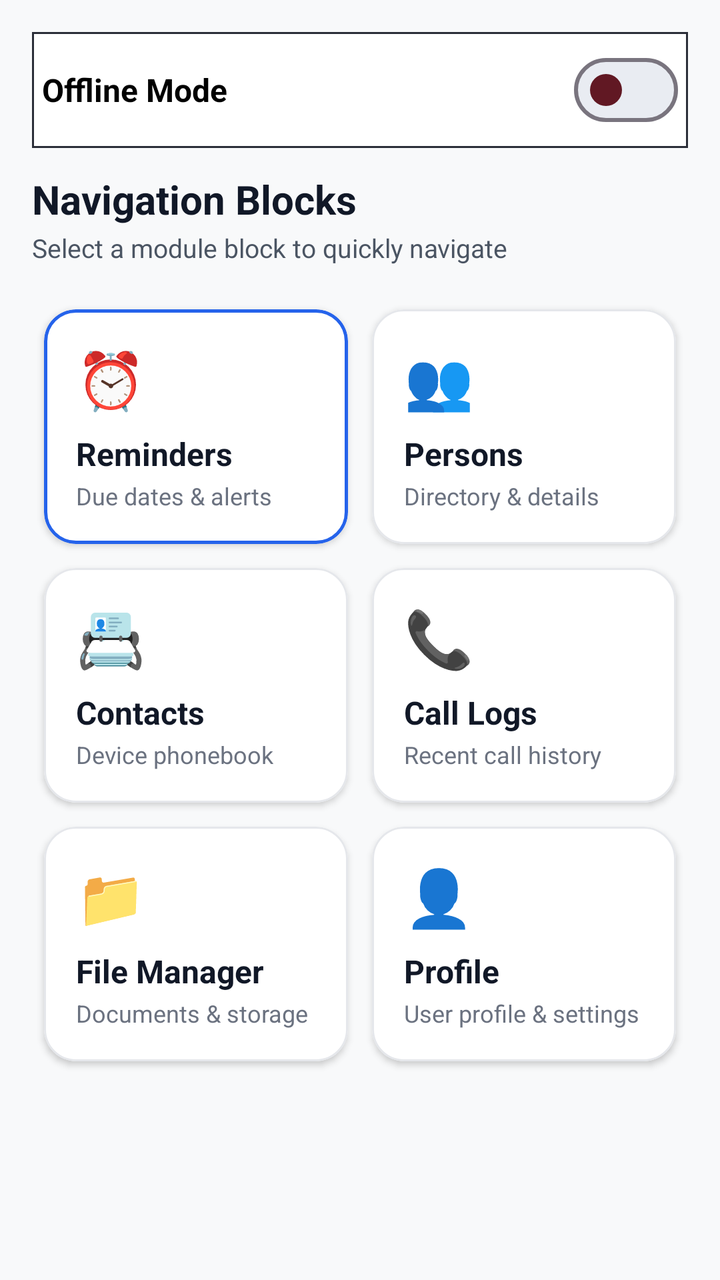
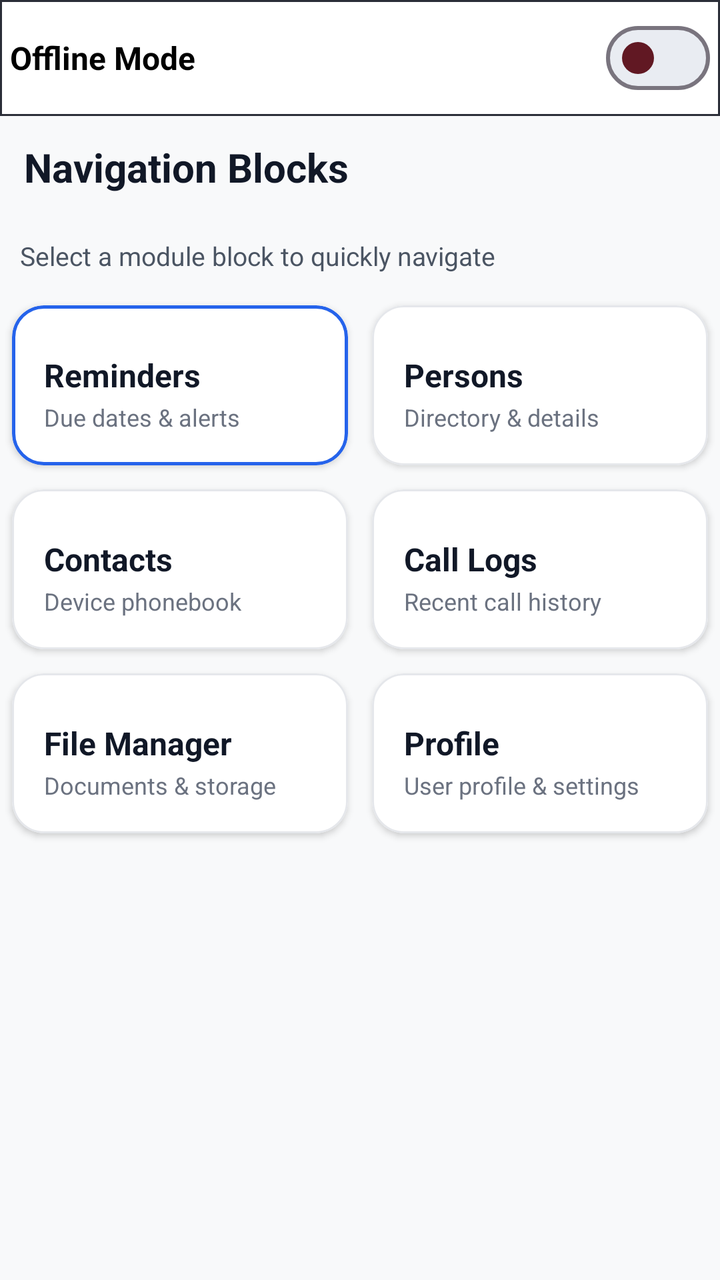

Two renders of the same Android screen: before a commit and after it. Below are the layout's source before the change and the commit's diff.
<!-- AndroidManifest.xml: application theme Theme.Openingstock -->
<!-- res/layout/fragment_dashboard_tab.xml -->
<?xml version="1.0" encoding="utf-8"?>
<ScrollView xmlns:android="http://schemas.android.com/apk/res/android"
    xmlns:app="http://schemas.android.com/apk/res-auto"
    xmlns:tools="http://schemas.android.com/tools"
    android:layout_width="match_parent"
    android:layout_height="match_parent"
    android:background="#F8F9FA"
    android:fillViewport="true">

    <LinearLayout
        android:layout_width="match_parent"
        android:layout_height="wrap_content"
        android:orientation="vertical"
        android:padding="16dp">

        
        <include
            android:id="@+id/offlineSwitchIncludes"
            layout="@layout/cm_offline_switch"
            android:layout_width="match_parent"
            android:layout_height="wrap_content" />

        
        <TextView
            android:layout_width="wrap_content"
            android:layout_height="wrap_content"
            android:layout_marginTop="12dp"
            android:text="Navigation Blocks"
            android:textColor="#111827"
            android:textSize="20sp"
            android:textStyle="bold"
            tools:ignore="HardcodedText" />

        <TextView
            android:layout_width="wrap_content"
            android:layout_height="wrap_content"
            android:layout_marginTop="2dp"
            android:layout_marginBottom="16dp"
            android:text="Select a module block to quickly navigate"
            android:textColor="#4B5563"
            android:textSize="13sp"
            tools:ignore="HardcodedText" />

        
        <GridLayout
            android:layout_width="match_parent"
            android:layout_height="wrap_content"
            android:columnCount="2"
            android:rowCount="3"
            android:alignmentMode="alignBounds"
            android:columnOrderPreserved="false">

            
            <com.google.android.material.card.MaterialCardView
                android:id="@+id/blockReminders"
                android:layout_width="0dp"
                android:layout_height="wrap_content"
                android:layout_columnWeight="1"
                android:layout_margin="6dp"
                android:clickable="true"
                android:focusable="true"
                app:cardBackgroundColor="#FFFFFF"
                app:cardCornerRadius="16dp"
                app:cardElevation="2dp"
                app:strokeColor="#2563EB"
                app:strokeWidth="1.5dp">

                <LinearLayout
                    android:layout_width="match_parent"
                    android:layout_height="wrap_content"
                    android:orientation="vertical"
                    android:padding="16dp">

                    <TextView
                        android:layout_width="wrap_content"
                        android:layout_height="wrap_content"
                        android:text="⏰"
                        android:textSize="28sp" />

                    <TextView
                        android:layout_width="wrap_content"
                        android:layout_height="wrap_content"
                        android:layout_marginTop="8dp"
                        android:text="Reminders"
                        android:textColor="#111827"
                        android:textSize="16sp"
                        android:textStyle="bold"
                        tools:ignore="HardcodedText" />

                    <TextView
                        android:layout_width="wrap_content"
                        android:layout_height="wrap_content"
                        android:layout_marginTop="2dp"
                        android:text="Due dates &amp; alerts"
                        android:textColor="#6B7280"
                        android:textSize="12sp"
                        tools:ignore="HardcodedText" />

                </LinearLayout>
            </com.google.android.material.card.MaterialCardView>

            
            <com.google.android.material.card.MaterialCardView
                android:id="@+id/blockPersons"
                android:layout_width="0dp"
                android:layout_height="wrap_content"
                android:layout_columnWeight="1"
                android:layout_margin="6dp"
                android:clickable="true"
                android:focusable="true"
                app:cardBackgroundColor="#FFFFFF"
                app:cardCornerRadius="16dp"
                app:cardElevation="2dp"
                app:strokeColor="#E5E7EB"
                app:strokeWidth="1dp">

                <LinearLayout
                    android:layout_width="match_parent"
                    android:layout_height="wrap_content"
                    android:orientation="vertical"
                    android:padding="16dp">

                    <TextView
                        android:layout_width="wrap_content"
                        android:layout_height="wrap_content"
                        android:text="👥"
                        android:textSize="28sp" />

                    <TextView
                        android:layout_width="wrap_content"
                        android:layout_height="wrap_content"
                        android:layout_marginTop="8dp"
                        android:text="Persons"
                        android:textColor="#111827"
                        android:textSize="16sp"
                        android:textStyle="bold"
                        tools:ignore="HardcodedText" />

                    <TextView
                        android:layout_width="wrap_content"
                        android:layout_height="wrap_content"
                        android:layout_marginTop="2dp"
                        android:text="Directory &amp; details"
                        android:textColor="#6B7280"
                        android:textSize="12sp"
                        tools:ignore="HardcodedText" />

                </LinearLayout>
            </com.google.android.material.card.MaterialCardView>

            
            <com.google.android.material.card.MaterialCardView
                android:id="@+id/blockContacts"
                android:layout_width="0dp"
                android:layout_height="wrap_content"
                android:layout_columnWeight="1"
                android:layout_margin="6dp"
                android:clickable="true"
                android:focusable="true"
                app:cardBackgroundColor="#FFFFFF"
                app:cardCornerRadius="16dp"
                app:cardElevation="2dp"
                app:strokeColor="#E5E7EB"
                app:strokeWidth="1dp">

                <LinearLayout
                    android:layout_width="match_parent"
                    android:layout_height="wrap_content"
                    android:orientation="vertical"
                    android:padding="16dp">

                    <TextView
                        android:layout_width="wrap_content"
                        android:layout_height="wrap_content"
                        android:text="📇"
                        android:textSize="28sp" />

                    <TextView
                        android:layout_width="wrap_content"
                        android:layout_height="wrap_content"
                        android:layout_marginTop="8dp"
                        android:text="Contacts"
                        android:textColor="#111827"
                        android:textSize="16sp"
                        android:textStyle="bold"
                        tools:ignore="HardcodedText" />

                    <TextView
                        android:layout_width="wrap_content"
                        android:layout_height="wrap_content"
                        android:layout_marginTop="2dp"
                        android:text="Device phonebook"
                        android:textColor="#6B7280"
                        android:textSize="12sp"
                        tools:ignore="HardcodedText" />

                </LinearLayout>
            </com.google.android.material.card.MaterialCardView>

            
            <com.google.android.material.card.MaterialCardView
                android:id="@+id/blockCallLogs"
                android:layout_width="0dp"
                android:layout_height="wrap_content"
                android:layout_columnWeight="1"
                android:layout_margin="6dp"
                android:clickable="true"
                android:focusable="true"
                app:cardBackgroundColor="#FFFFFF"
                app:cardCornerRadius="16dp"
                app:cardElevation="2dp"
                app:strokeColor="#E5E7EB"
                app:strokeWidth="1dp">

                <LinearLayout
                    android:layout_width="match_parent"
                    android:layout_height="wrap_content"
                    android:orientation="vertical"
                    android:padding="16dp">

                    <TextView
                        android:layout_width="wrap_content"
                        android:layout_height="wrap_content"
                        android:text="📞"
                        android:textSize="28sp" />

                    <TextView
                        android:layout_width="wrap_content"
                        android:layout_height="wrap_content"
                        android:layout_marginTop="8dp"
                        android:text="Call Logs"
                        android:textColor="#111827"
                        android:textSize="16sp"
                        android:textStyle="bold"
                        tools:ignore="HardcodedText" />

                    <TextView
                        android:layout_width="wrap_content"
                        android:layout_height="wrap_content"
                        android:layout_marginTop="2dp"
                        android:text="Recent call history"
                        android:textColor="#6B7280"
                        android:textSize="12sp"
                        tools:ignore="HardcodedText" />

                </LinearLayout>
            </com.google.android.material.card.MaterialCardView>

            
            <com.google.android.material.card.MaterialCardView
                android:id="@+id/blockFileManager"
                android:layout_width="0dp"
                android:layout_height="wrap_content"
                android:layout_columnWeight="1"
                android:layout_margin="6dp"
                android:clickable="true"
                android:focusable="true"
                app:cardBackgroundColor="#FFFFFF"
                app:cardCornerRadius="16dp"
                app:cardElevation="2dp"
                app:strokeColor="#E5E7EB"
                app:strokeWidth="1dp">

                <LinearLayout
                    android:layout_width="match_parent"
                    android:layout_height="wrap_content"
                    android:orientation="vertical"
                    android:padding="16dp">

                    <TextView
                        android:layout_width="wrap_content"
                        android:layout_height="wrap_content"
                        android:text="📁"
                        android:textSize="28sp" />

                    <TextView
                        android:layout_width="wrap_content"
                        android:layout_height="wrap_content"
                        android:layout_marginTop="8dp"
                        android:text="File Manager"
                        android:textColor="#111827"
                        android:textSize="16sp"
                        android:textStyle="bold"
                        tools:ignore="HardcodedText" />

                    <TextView
                        android:layout_width="wrap_content"
                        android:layout_height="wrap_content"
                        android:layout_marginTop="2dp"
                        android:text="Documents &amp; storage"
                        android:textColor="#6B7280"
                        android:textSize="12sp"
                        tools:ignore="HardcodedText" />

                </LinearLayout>
            </com.google.android.material.card.MaterialCardView>

            
            <com.google.android.material.card.MaterialCardView
                android:id="@+id/blockProfile"
                android:layout_width="0dp"
                android:layout_height="wrap_content"
                android:layout_columnWeight="1"
                android:layout_margin="6dp"
                android:clickable="true"
                android:focusable="true"
                app:cardBackgroundColor="#FFFFFF"
                app:cardCornerRadius="16dp"
                app:cardElevation="2dp"
                app:strokeColor="#E5E7EB"
                app:strokeWidth="1dp">

                <LinearLayout
                    android:layout_width="match_parent"
                    android:layout_height="wrap_content"
                    android:orientation="vertical"
                    android:padding="16dp">

                    <TextView
                        android:layout_width="wrap_content"
                        android:layout_height="wrap_content"
                        android:text="👤"
                        android:textSize="28sp" />

                    <TextView
                        android:layout_width="wrap_content"
                        android:layout_height="wrap_content"
                        android:layout_marginTop="8dp"
                        android:text="Profile"
                        android:textColor="#111827"
                        android:textSize="16sp"
                        android:textStyle="bold"
                        tools:ignore="HardcodedText" />

                    <TextView
                        android:layout_width="wrap_content"
                        android:layout_height="wrap_content"
                        android:layout_marginTop="2dp"
                        android:text="User profile &amp; settings"
                        android:textColor="#6B7280"
                        android:textSize="12sp"
                        tools:ignore="HardcodedText" />

                </LinearLayout>
            </com.google.android.material.card.MaterialCardView>

        </GridLayout>

    </LinearLayout>

</ScrollView>
<!-- res/layout/cm_offline_switch.xml (included above) -->
<?xml version="1.0" encoding="utf-8"?>
<com.google.android.material.card.MaterialCardView
    xmlns:android="http://schemas.android.com/apk/res/android"
    xmlns:app="http://schemas.android.com/apk/res-auto"
    xmlns:tools="http://schemas.android.com/tools"
    android:layout_width="match_parent"
    android:layout_height="wrap_content"
    app:cardBackgroundColor="@color/white"
    app:cardCornerRadius="0dp"
    app:strokeColor="#2B2E38"
    app:strokeWidth="1dp">

    <LinearLayout
        android:layout_width="match_parent"
        android:layout_height="wrap_content"
        android:gravity="center_vertical"
        android:orientation="horizontal"
        android:padding="5dp">

        <LinearLayout
            android:layout_width="0dp"
            android:layout_height="wrap_content"
            android:layout_weight="1"
            android:orientation="vertical">

            <TextView
                android:id="@+id/tvModeTitle"
                android:layout_width="wrap_content"
                android:layout_height="wrap_content"
                android:text="Offline Mode"
                android:textColor="@color/black"
                android:textSize="16sp"
                android:textStyle="bold"
                tools:ignore="HardcodedText" />

        </LinearLayout>

        
        <com.google.android.material.materialswitch.MaterialSwitch
            android:id="@+id/switchOfflineMode"
            android:layout_width="wrap_content"
            android:layout_height="wrap_content"
            app:thumbTint="@color/color_maroon"
            app:trackTint="@color/light_1" />

    </LinearLayout>
</com.google.android.material.card.MaterialCardView>
<!-- resources referenced by this layout -->
<resources>
  <color name="black">#FF000000</color>
  <color name="color_maroon">#611823</color>
  <color name="light_1">#e9ecf2</color>
  <color name="white">#FFFFFFFF</color>
  <style name="Theme.Openingstock" parent="Base.Theme.Openingstock" />
  <style name="Base.Theme.Openingstock" parent="Theme.Material3.DayNight.NoActionBar">
          
          
      </style>
</resources>

<!-- the commit's change to res/layout/fragment_dashboard_tab.xml (unified diff, before → after) -->
@@ -11,7 +11,7 @@
         android:layout_width="match_parent"
         android:layout_height="wrap_content"
         android:orientation="vertical"
-        android:padding="16dp">
+        >
 
         
         <include
@@ -24,7 +24,7 @@
         <TextView
             android:layout_width="wrap_content"
             android:layout_height="wrap_content"
-            android:layout_marginTop="12dp"
+            android:layout_margin="12dp"
             android:text="Navigation Blocks"
             android:textColor="#111827"
             android:textSize="20sp"
@@ -34,7 +34,7 @@
         <TextView
             android:layout_width="wrap_content"
             android:layout_height="wrap_content"
-            android:layout_marginTop="2dp"
+            android:layout_margin="10dp"
             android:layout_marginBottom="16dp"
             android:text="Select a module block to quickly navigate"
             android:textColor="#4B5563"
@@ -71,11 +71,6 @@
                     android:orientation="vertical"
                     android:padding="16dp">
 
-                    <TextView
-                        android:layout_width="wrap_content"
-                        android:layout_height="wrap_content"
-                        android:text="⏰"
-                        android:textSize="28sp" />
 
                     <TextView
                         android:layout_width="wrap_content"
@@ -120,11 +115,6 @@
                     android:orientation="vertical"
                     android:padding="16dp">
 
-                    <TextView
-                        android:layout_width="wrap_content"
-                        android:layout_height="wrap_content"
-                        android:text="👥"
-                        android:textSize="28sp" />
 
                     <TextView
                         android:layout_width="wrap_content"
@@ -169,11 +159,6 @@
                     android:orientation="vertical"
                     android:padding="16dp">
 
-                    <TextView
-                        android:layout_width="wrap_content"
-                        android:layout_height="wrap_content"
-                        android:text="📇"
-                        android:textSize="28sp" />
 
                     <TextView
                         android:layout_width="wrap_content"
@@ -218,11 +203,6 @@
                     android:orientation="vertical"
                     android:padding="16dp">
 
-                    <TextView
-                        android:layout_width="wrap_content"
-                        android:layout_height="wrap_content"
-                        android:text="📞"
-                        android:textSize="28sp" />
 
                     <TextView
                         android:layout_width="wrap_content"
@@ -270,12 +250,6 @@
                     <TextView
                         android:layout_width="wrap_content"
                         android:layout_height="wrap_content"
-                        android:text="📁"
-                        android:textSize="28sp" />
-
-                    <TextView
-                        android:layout_width="wrap_content"
-                        android:layout_height="wrap_content"
                         android:layout_marginTop="8dp"
                         android:text="File Manager"
                         android:textColor="#111827"
@@ -315,12 +289,6 @@
                     android:layout_height="wrap_content"
                     android:orientation="vertical"
                     android:padding="16dp">
-
-                    <TextView
-                        android:layout_width="wrap_content"
-                        android:layout_height="wrap_content"
-                        android:text="👤"
-                        android:textSize="28sp" />
 
                     <TextView
                         android:layout_width="wrap_content"
